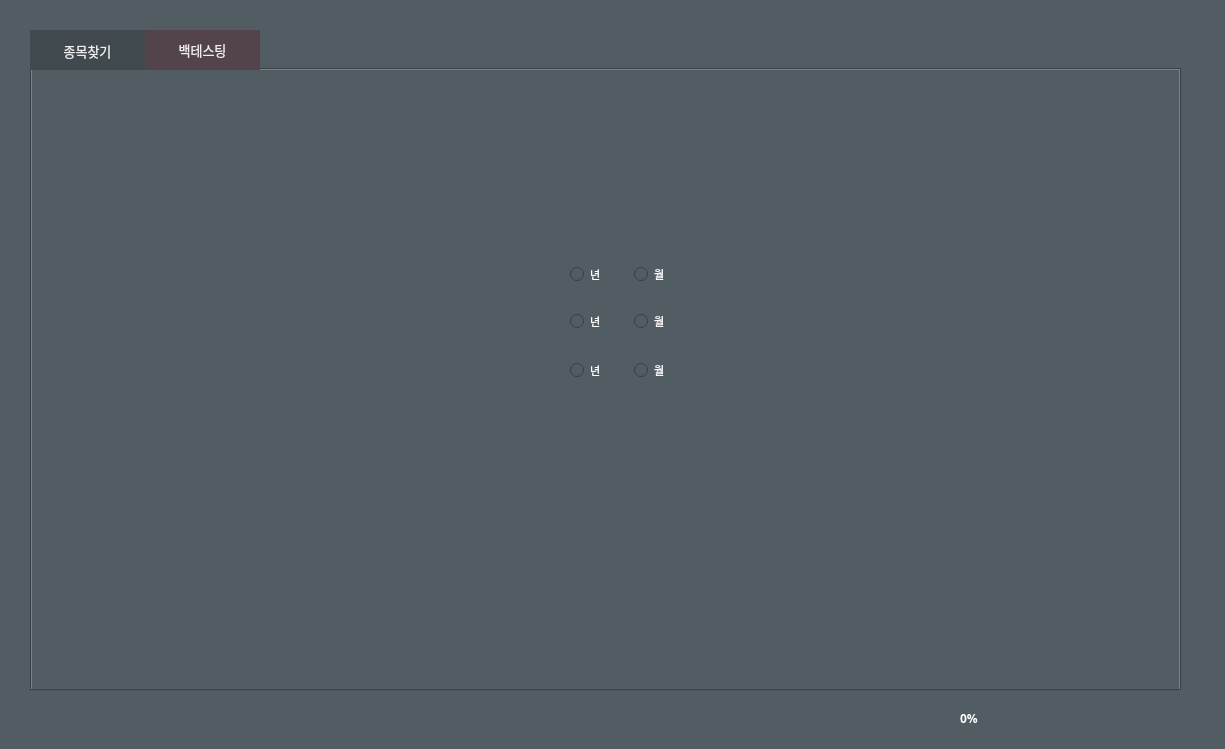
First picture: the form in src/backTest.ui, repository jinsnow948/backtestingJin, before the edit.
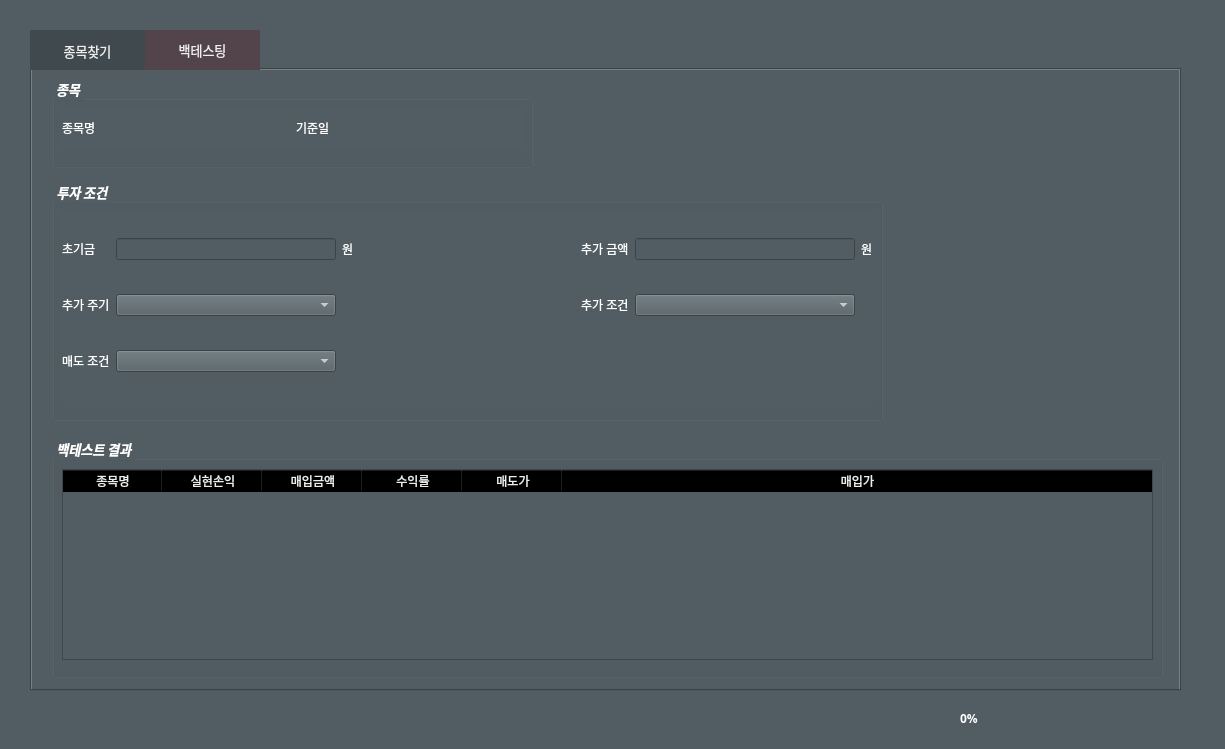
Second picture: the form after the edit. The open tabs and pages were chosen to show the change.

Commit message: 로그 수정 및 변경, 기준일자 오류 수정, 백테스팅 화면 구성

What changed in the file:
```diff
--- a/src/backTest.ui
+++ b/src/backTest.ui
@@ -18,7 +18,7 @@
    </font>
   </property>
   <property name="windowTitle">
-   <string>Jinstock</string>
+   <string>LongStock</string>
   </property>
   <property name="autoFillBackground">
    <bool>false</bool>
@@ -49,7 +49,7 @@
 QTabBar::tab:selected {background-color:rgb(85, 5, 20,77);}</string>
    </property>
    <property name="currentIndex">
-    <number>0</number>
+    <number>1</number>
    </property>
    <widget class="QWidget" name="tab1">
     <property name="styleSheet">
@@ -533,47 +533,6 @@
        <property name="verticalSpacing">
         <number>5</number>
        </property>
-       <item row="1" column="2">
-        <widget class="QLineEdit" name="max_vol_within_edit">
-         <property name="layoutDirection">
-          <enum>Qt::LeftToRight</enum>
-         </property>
-         <property name="autoFillBackground">
-          <bool>false</bool>
-         </property>
-         <property name="styleSheet">
-          <string notr="true">background-color: rgb(255, 255, 255);
-color: rgb(0, 0, 0);</string>
-         </property>
-         <property name="alignment">
-          <set>Qt::AlignRight|Qt::AlignTrailing|Qt::AlignVCenter</set>
-         </property>
-        </widget>
-       </item>
-       <item row="0" column="2">
-        <widget class="QLineEdit" name="search_duration_edit">
-         <property name="layoutDirection">
-          <enum>Qt::LeftToRight</enum>
-         </property>
-         <property name="autoFillBackground">
-          <bool>false</bool>
-         </property>
-         <property name="styleSheet">
-          <string notr="true">background-color: rgb(255, 255, 255);
-color: rgb(0, 0, 0);</string>
-         </property>
-         <property name="alignment">
-          <set>Qt::AlignRight|Qt::AlignTrailing|Qt::AlignVCenter</set>
-         </property>
-        </widget>
-       </item>
-       <item row="0" column="0">
-        <widget class="QLabel" name="search_duration_label">
-         <property name="text">
-          <string>&lt;html&gt;&lt;head/&gt;&lt;body&gt;&lt;p&gt;&lt;span style=&quot; color:#ffffff;&quot;&gt;종목 검색 기간 :&lt;/span&gt;&lt;/p&gt;&lt;/body&gt;&lt;/html&gt;</string>
-         </property>
-        </widget>
-       </item>
        <item row="2" column="0">
         <widget class="QLabel" name="lowest_duration_label">
          <property name="text">
@@ -581,44 +540,23 @@
          </property>
         </widget>
        </item>
-       <item row="3" column="0">
-        <widget class="QLabel" name="lowest_contrast_label">
-         <property name="text">
-          <string>&lt;html&gt;&lt;head/&gt;&lt;body&gt;&lt;p&gt;&lt;span style=&quot; color:#ffffff;&quot;&gt;최저 가격 대비 최저 기간 평균가격 배수 :&lt;/span&gt;&lt;/p&gt;&lt;/body&gt;&lt;/html&gt;</string>
-         </property>
-        </widget>
-       </item>
-       <item row="2" column="2">
-        <widget class="QLineEdit" name="lowest_duration_edit">
-         <property name="layoutDirection">
-          <enum>Qt::LeftToRight</enum>
-         </property>
-         <property name="autoFillBackground">
-          <bool>false</bool>
-         </property>
-         <property name="styleSheet">
-          <string notr="true">background-color: rgb(255, 255, 255);
-color: rgb(0, 0, 0);</string>
-         </property>
-         <property name="alignment">
-          <set>Qt::AlignRight|Qt::AlignTrailing|Qt::AlignVCenter</set>
-         </property>
-        </widget>
-       </item>
        <item row="3" column="2">
-        <widget class="QLineEdit" name="lowest_contrast_edit">
-         <property name="layoutDirection">
-          <enum>Qt::LeftToRight</enum>
+        <spacer name="horizontalSpacer_7">
+         <property name="orientation">
+          <enum>Qt::Horizontal</enum>
          </property>
-         <property name="autoFillBackground">
-          <bool>false</bool>
+         <property name="sizeHint" stdset="0">
+          <size>
+           <width>40</width>
+           <height>20</height>
+          </size>
          </property>
-         <property name="styleSheet">
-          <string notr="true">background-color: rgb(255, 255, 255);
-color: rgb(0, 0, 0);</string>
-         </property>
-         <property name="alignment">
-          <set>Qt::AlignRight|Qt::AlignTrailing|Qt::AlignVCenter</set>
+        </spacer>
+       </item>
+       <item row="0" column="0">
+        <widget class="QLabel" name="search_duration_label">
+         <property name="text">
+          <string>&lt;html&gt;&lt;head/&gt;&lt;body&gt;&lt;p&gt;&lt;span style=&quot; color:#ffffff;&quot;&gt;종목 검색 기간 :&lt;/span&gt;&lt;/p&gt;&lt;/body&gt;&lt;/html&gt;</string>
          </property>
         </widget>
        </item>
@@ -629,7 +567,14 @@
          </property>
         </widget>
        </item>
-       <item row="0" column="1">
+       <item row="3" column="0">
+        <widget class="QLabel" name="lowest_contrast_label">
+         <property name="text">
+          <string>&lt;html&gt;&lt;head/&gt;&lt;body&gt;&lt;p&gt;&lt;span style=&quot; color:#ffffff;&quot;&gt;최저 가격 대비 최저 기간 평균가격 배수 :&lt;/span&gt;&lt;/p&gt;&lt;/body&gt;&lt;/html&gt;</string>
+         </property>
+        </widget>
+       </item>
+       <item row="0" column="2">
         <spacer name="horizontalSpacer">
          <property name="orientation">
           <enum>Qt::Horizontal</enum>
@@ -642,20 +587,7 @@
          </property>
         </spacer>
        </item>
-       <item row="1" column="1">
-        <spacer name="horizontalSpacer_5">
-         <property name="orientation">
-          <enum>Qt::Horizontal</enum>
-         </property>
-         <property name="sizeHint" stdset="0">
-          <size>
-           <width>40</width>
-           <height>20</height>
-          </size>
-         </property>
-        </spacer>
-       </item>
-       <item row="2" column="1">
+       <item row="2" column="2">
         <spacer name="horizontalSpacer_6">
          <property name="orientation">
           <enum>Qt::Horizontal</enum>
@@ -668,8 +600,8 @@
          </property>
         </spacer>
        </item>
-       <item row="3" column="1">
-        <spacer name="horizontalSpacer_7">
+       <item row="1" column="2">
+        <spacer name="horizontalSpacer_5">
          <property name="orientation">
           <enum>Qt::Horizontal</enum>
          </property>
@@ -681,6 +613,74 @@
          </property>
         </spacer>
        </item>
+       <item row="0" column="1">
+        <widget class="QLineEdit" name="search_duration_edit">
+         <property name="layoutDirection">
+          <enum>Qt::LeftToRight</enum>
+         </property>
+         <property name="autoFillBackground">
+          <bool>false</bool>
+         </property>
+         <property name="styleSheet">
+          <string notr="true">background-color: rgb(255, 255, 255);
+color: rgb(0, 0, 0);</string>
+         </property>
+         <property name="alignment">
+          <set>Qt::AlignRight|Qt::AlignTrailing|Qt::AlignVCenter</set>
+         </property>
+        </widget>
+       </item>
+       <item row="1" column="1">
+        <widget class="QLineEdit" name="max_vol_within_edit">
+         <property name="layoutDirection">
+          <enum>Qt::LeftToRight</enum>
+         </property>
+         <property name="autoFillBackground">
+          <bool>false</bool>
+         </property>
+         <property name="styleSheet">
+          <string notr="true">background-color: rgb(255, 255, 255);
+color: rgb(0, 0, 0);</string>
+         </property>
+         <property name="alignment">
+          <set>Qt::AlignRight|Qt::AlignTrailing|Qt::AlignVCenter</set>
+         </property>
+        </widget>
+       </item>
+       <item row="2" column="1">
+        <widget class="QLineEdit" name="lowest_duration_edit">
+         <property name="layoutDirection">
+          <enum>Qt::LeftToRight</enum>
+         </property>
+         <property name="autoFillBackground">
+          <bool>false</bool>
+         </property>
+         <property name="styleSheet">
+          <string notr="true">background-color: rgb(255, 255, 255);
+color: rgb(0, 0, 0);</string>
+         </property>
+         <property name="alignment">
+          <set>Qt::AlignRight|Qt::AlignTrailing|Qt::AlignVCenter</set>
+         </property>
+        </widget>
+       </item>
+       <item row="3" column="1">
+        <widget class="QLineEdit" name="lowest_contrast_edit">
+         <property name="layoutDirection">
+          <enum>Qt::LeftToRight</enum>
+         </property>
+         <property name="autoFillBackground">
+          <bool>false</bool>
+         </property>
+         <property name="styleSheet">
+          <string notr="true">background-color: rgb(255, 255, 255);
+color: rgb(0, 0, 0);</string>
+         </property>
+         <property name="alignment">
+          <set>Qt::AlignRight|Qt::AlignTrailing|Qt::AlignVCenter</set>
+         </property>
+        </widget>
+       </item>
       </layout>
      </widget>
      <widget class="QLabel" name="label_4">
@@ -696,19 +696,53 @@
        <string>이하</string>
       </property>
      </widget>
-    </widget>
-   </widget>
-   <widget class="QWidget" name="tab2">
-    <attribute name="title">
-     <string>백테스팅</string>
-    </attribute>
-   </widget>
+     <widget class="QWidget" name="horizontalLayoutWidget_2">
+      <property name="geometry">
+       <rect>
+        <x>520</x>
+        <y>40</y>
+        <width>121</width>
+        <height>41</height>
+       </rect>
+      </property>
+      <layout class="QHBoxLayout" name="horizontalLayout_4">
+       <item>
+        <widget class="QRadioButton" name="s_year_radioButton">
+         <property name="font">
+          <font>
+           <pointsize>8</pointsize>
+          </font>
+         </property>
+         <property name="styleSheet">
+          <string notr="true">color: rgb(255, 255, 255);</string>
+         </property>
+         <property name="text">
+          <string>년</string>
+         </property>
+        </widget>
+       </item>
+       <item>
+        <widget class="QRadioButton" name="s_month_radioButton">
+         <property name="font">
+          <font>
+           <pointsize>8</pointsize>
+          </font>
+         </property>
+         <property name="styleSheet">
+          <string notr="true">color: rgb(255, 255, 255);</string>
+         </property>
+         <property name="text">
+          <string>월</string>
+         </property>
+        </widget>
+       </item>
+      </layout>
   </widget>
   <widget class="QWidget" name="horizontalLayoutWidget_3">
    <property name="geometry">
     <rect>
-     <x>570</x>
-     <y>301</y>
+        <x>520</x>
+        <y>90</y>
      <width>121</width>
      <height>41</height>
     </rect>
@@ -749,8 +783,8 @@
   <widget class="QWidget" name="horizontalLayoutWidget_4">
    <property name="geometry">
     <rect>
-     <x>570</x>
-     <y>350</y>
+        <x>520</x>
+        <y>140</y>
      <width>121</width>
      <height>41</height>
     </rect>
@@ -788,47 +822,318 @@
     </item>
    </layout>
   </widget>
-  <widget class="QWidget" name="horizontalLayoutWidget_2">
+    </widget>
+   </widget>
+   <widget class="QWidget" name="tab2">
+    <attribute name="title">
+     <string>백테스팅</string>
+    </attribute>
+    <widget class="QGroupBox" name="groupBox_6">
    <property name="geometry">
     <rect>
-     <x>570</x>
-     <y>254</y>
-     <width>121</width>
+       <x>20</x>
+       <y>110</y>
+       <width>831</width>
+       <height>241</height>
+      </rect>
+     </property>
+     <property name="font">
+      <font>
+       <family>Agency FB</family>
+       <pointsize>10</pointsize>
+       <weight>75</weight>
+       <italic>true</italic>
+       <bold>true</bold>
+      </font>
+     </property>
+     <property name="styleSheet">
+      <string notr="true">color: rgb(255, 255, 255);</string>
+     </property>
+     <property name="title">
+      <string>투자 조건</string>
+     </property>
+     <widget class="QWidget" name="gridLayoutWidget_4">
+      <property name="geometry">
+       <rect>
+        <x>10</x>
+        <y>30</y>
+        <width>811</width>
+        <height>191</height>
+       </rect>
+      </property>
+      <layout class="QGridLayout" name="gridLayout_5">
+       <item row="0" column="3">
+        <spacer name="horizontalSpacer_8">
+         <property name="orientation">
+          <enum>Qt::Horizontal</enum>
+         </property>
+         <property name="sizeHint" stdset="0">
+          <size>
+           <width>40</width>
+           <height>20</height>
+          </size>
+         </property>
+        </spacer>
+       </item>
+       <item row="0" column="6">
+        <widget class="QLabel" name="label_12">
+         <property name="text">
+          <string>원</string>
+         </property>
+        </widget>
+       </item>
+       <item row="0" column="1">
+        <widget class="QLineEdit" name="lineEdit_2"/>
+       </item>
+       <item row="0" column="0">
+        <widget class="QLabel" name="label_10">
+         <property name="styleSheet">
+          <string notr="true">color: rgb(255, 255, 255);</string>
+         </property>
+         <property name="text">
+          <string>초기금</string>
+         </property>
+        </widget>
+       </item>
+       <item row="2" column="0">
+        <widget class="QLabel" name="label_13">
+         <property name="text">
+          <string>추가 주기</string>
+         </property>
+        </widget>
+       </item>
+       <item row="0" column="5">
+        <widget class="QLineEdit" name="lineEdit_4"/>
+       </item>
+       <item row="0" column="2">
+        <widget class="QLabel" name="label_9">
+         <property name="text">
+          <string>원</string>
+         </property>
+        </widget>
+       </item>
+       <item row="2" column="1">
+        <widget class="QComboBox" name="comboBox_2"/>
+       </item>
+       <item row="2" column="4">
+        <widget class="QLabel" name="label_14">
+         <property name="text">
+          <string>추가 조건</string>
+         </property>
+        </widget>
+       </item>
+       <item row="2" column="5">
+        <widget class="QComboBox" name="comboBox_3"/>
+       </item>
+       <item row="0" column="4">
+        <widget class="QLabel" name="label_11">
+         <property name="styleSheet">
+          <string notr="true">color: rgb(255, 255, 255);</string>
+         </property>
+         <property name="text">
+          <string>추가 금액</string>
+         </property>
+        </widget>
+       </item>
+       <item row="3" column="0">
+        <widget class="QLabel" name="label_15">
+         <property name="text">
+          <string>매도 조건</string>
+         </property>
+        </widget>
+       </item>
+       <item row="3" column="1">
+        <widget class="QComboBox" name="comboBox_4"/>
+       </item>
+      </layout>
+     </widget>
+    </widget>
+    <widget class="QGroupBox" name="groupBox_7">
+     <property name="geometry">
+      <rect>
+       <x>20</x>
+       <y>367</y>
+       <width>1111</width>
+       <height>241</height>
+      </rect>
+     </property>
+     <property name="font">
+      <font>
+       <family>Agency FB</family>
+       <pointsize>10</pointsize>
+       <weight>75</weight>
+       <italic>true</italic>
+       <bold>true</bold>
+      </font>
+     </property>
+     <property name="styleSheet">
+      <string notr="true">color: rgb(255, 255, 255);</string>
+     </property>
+     <property name="title">
+      <string>백테스트 결과</string>
+     </property>
+     <widget class="QTableWidget" name="itemTable_2">
+      <property name="geometry">
+       <rect>
+        <x>10</x>
+        <y>32</y>
+        <width>1091</width>
+        <height>191</height>
+       </rect>
+      </property>
+      <property name="font">
+       <font>
+        <pointsize>10</pointsize>
+       </font>
+      </property>
+      <property name="autoFillBackground">
+       <bool>false</bool>
+      </property>
+      <property name="styleSheet">
+       <string notr="true">QTableCornerButton::section {
+background-color: rgba(0,0,0,0.30);
+}
+
+QTableWidget {
+color: rgb(238, 238, 238);
+}
+
+QHeaderView::section {
+background-color: rgba(0,0,0,0.30);
+color: rgb(238, 238, 238);
+}</string>
+      </property>
+      <property name="lineWidth">
+       <number>1</number>
+      </property>
+      <property name="editTriggers">
+       <set>QAbstractItemView::NoEditTriggers</set>
+      </property>
+      <property name="gridStyle">
+       <enum>Qt::SolidLine</enum>
+      </property>
+      <attribute name="horizontalHeaderCascadingSectionResizes">
+       <bool>true</bool>
+      </attribute>
+      <attribute name="horizontalHeaderStretchLastSection">
+       <bool>true</bool>
+      </attribute>
+      <column>
+       <property name="text">
+        <string>종목명</string>
+       </property>
+       <property name="foreground">
+        <brush brushstyle="NoBrush">
+         <color alpha="255">
+          <red>0</red>
+          <green>0</green>
+          <blue>0</blue>
+         </color>
+        </brush>
+       </property>
+      </column>
+      <column>
+       <property name="text">
+        <string>실현손익</string>
+       </property>
+      </column>
+      <column>
+       <property name="text">
+        <string>매입금액</string>
+       </property>
+      </column>
+      <column>
+       <property name="text">
+        <string>수익률</string>
+       </property>
+      </column>
+      <column>
+       <property name="text">
+        <string>매도가</string>
+       </property>
+      </column>
+      <column>
+       <property name="text">
+        <string>매입가</string>
+       </property>
+      </column>
+     </widget>
+    </widget>
+    <widget class="QGroupBox" name="groupBox_8">
+     <property name="geometry">
+      <rect>
+       <x>20</x>
+       <y>7</y>
+       <width>481</width>
+       <height>91</height>
+      </rect>
+     </property>
+     <property name="font">
+      <font>
+       <family>Agency FB</family>
+       <pointsize>10</pointsize>
+       <weight>75</weight>
+       <italic>true</italic>
+       <bold>true</bold>
+      </font>
+     </property>
+     <property name="styleSheet">
+      <string notr="true">color: rgb(255, 255, 255);</string>
+     </property>
+     <property name="title">
+      <string>종목</string>
+     </property>
+     <widget class="QWidget" name="gridLayoutWidget">
+      <property name="geometry">
+       <rect>
+        <x>10</x>
+        <y>30</y>
+        <width>461</width>
      <height>41</height>
     </rect>
    </property>
-   <layout class="QHBoxLayout" name="horizontalLayout_4">
-    <item>
-     <widget class="QRadioButton" name="s_year_radioButton">
-      <property name="font">
-       <font>
-        <pointsize>8</pointsize>
-       </font>
-      </property>
+      <layout class="QGridLayout" name="gridLayout_3">
+       <item row="0" column="3">
+        <widget class="QLabel" name="btest_sdate_label">
+         <property name="styleSheet">
+          <string notr="true">color: rgb(255, 133, 10);</string>
+         </property>
+         <property name="text">
+          <string/>
+         </property>
+        </widget>
+       </item>
+       <item row="0" column="0">
+        <widget class="QLabel" name="label">
       <property name="styleSheet">
        <string notr="true">color: rgb(255, 255, 255);</string>
       </property>
       <property name="text">
-       <string>년</string>
+          <string>종목명</string>
       </property>
      </widget>
     </item>
-    <item>
-     <widget class="QRadioButton" name="s_month_radioButton">
-      <property name="font">
-       <font>
-        <pointsize>8</pointsize>
-       </font>
-      </property>
+       <item row="0" column="1">
+        <widget class="QLabel" name="btest_stock_label">
       <property name="styleSheet">
-       <string notr="true">color: rgb(255, 255, 255);</string>
+          <string notr="true">color: rgb(255, 133, 10);</string>
       </property>
       <property name="text">
-       <string>월</string>
+          <string/>
+         </property>
+        </widget>
+       </item>
+       <item row="0" column="2">
+        <widget class="QLabel" name="label_3">
+         <property name="text">
+          <string>기준일</string>
       </property>
      </widget>
     </item>
    </layout>
+     </widget>
+    </widget>
+   </widget>
   </widget>
   <widget class="QProgressBar" name="progressBar">
    <property name="geometry">
```
Lines whose indentation alone changed are shown as unchanged. The commit also changes 3 other files.
